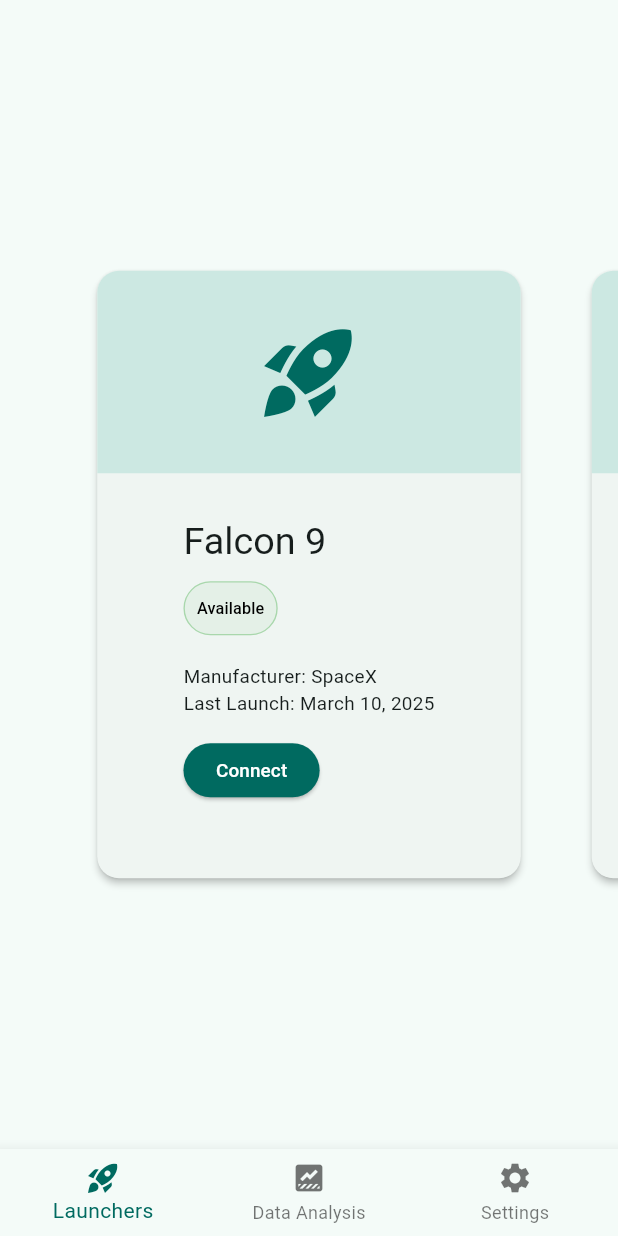
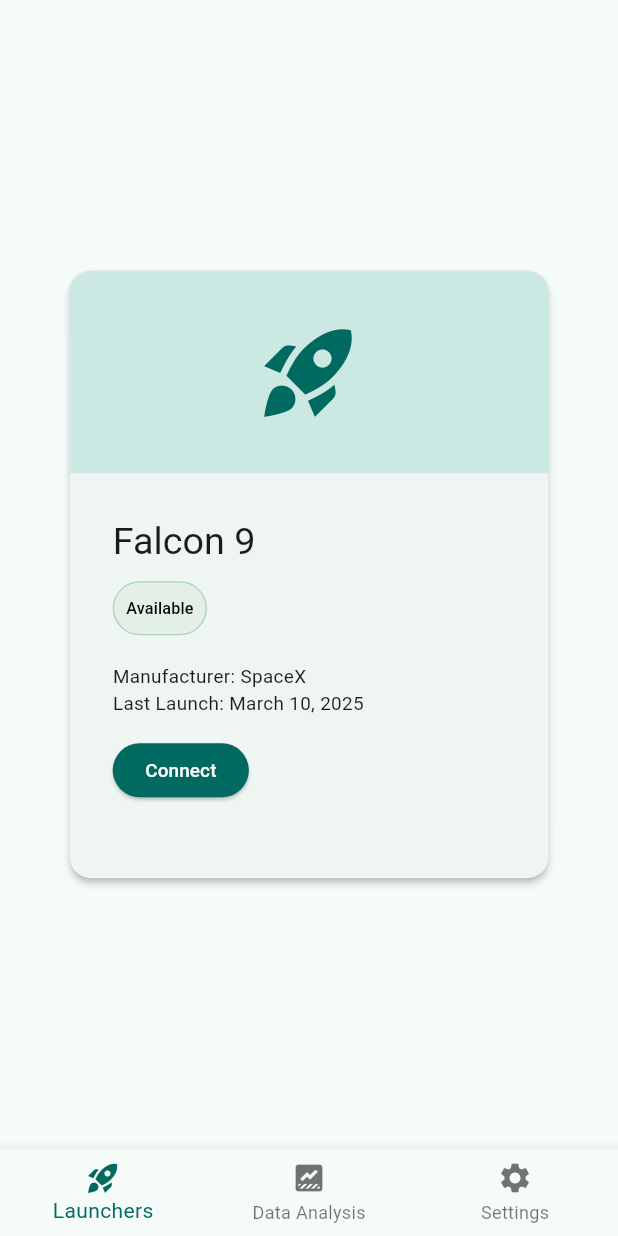
Before and after one commit to carbon-a-rat/skywalker, a Flutter app: the screen it shows after launch, on a phone screen of 412 x 824 dp. Run offline on Flutter 3.47's test engine with Material 3 defaults, Android fonts, the phone set to English and light mode, and no system bars; our stand-ins replace get_it, pocketbase.

Commit message:
fix: improve layout and padding in launcher list page 1/2

```diff
--- a/lib/pages/launcher_list.dart
+++ b/lib/pages/launcher_list.dart
@@ -68,7 +68,9 @@
                 ),
               ),
             ),
-            Padding(
+            Container(
+              width: double.infinity,
+              child: Padding(
                 padding: const EdgeInsets.all(32.0),
                 child: Column(
                   crossAxisAlignment: CrossAxisAlignment.start,
@@ -111,6 +113,7 @@
                   ],
                 ),
               ),
+            ),
           ],
         ),
       ),
@@ -126,7 +129,7 @@
           height: 450, // Adjust height for the carousel
           child: PageView.builder(
             controller: PageController(
-              viewportFraction: 0.8,
+              viewportFraction: 0.9,
             ), // Perspective effect
             itemCount: launchers.length,
             itemBuilder: (context, index) {
```
Lines whose indentation alone changed are shown as unchanged.
